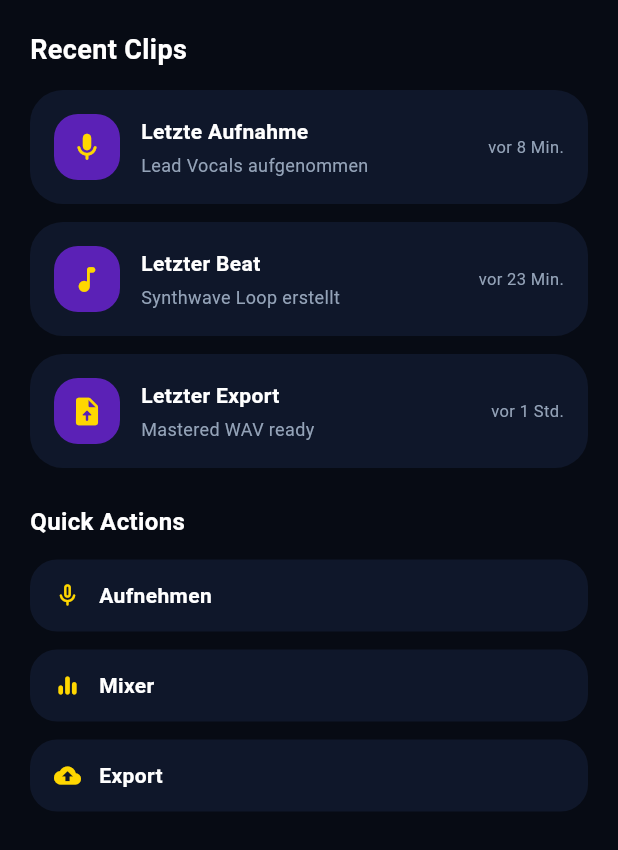
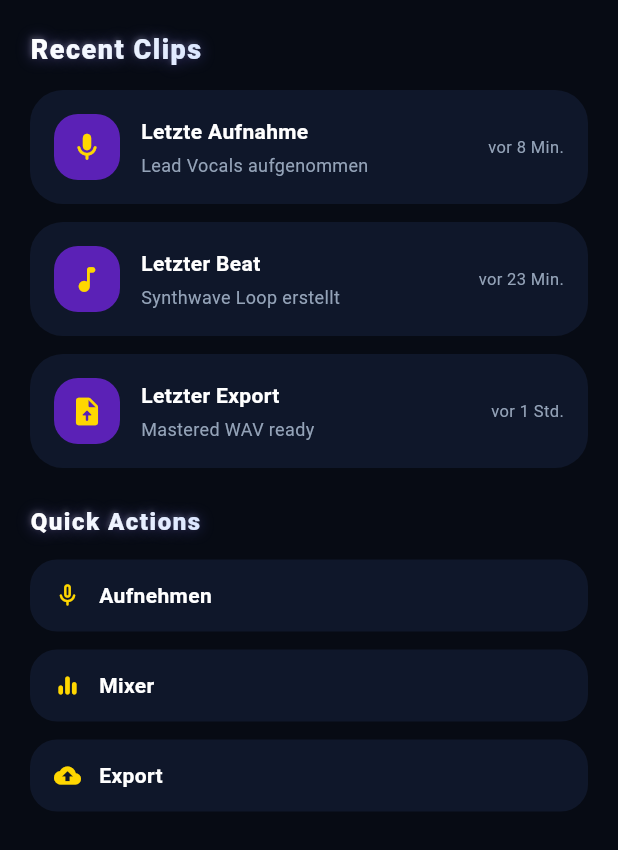
Before and after one commit to larryrichter70-oss/midnight_studio, a Flutter app: the _RightPanel widget shown alone on an empty page, opened directly, on a phone screen of 412 x 824 dp. Shown: the top 850 px of the screen. Run offline on Flutter 3.47's test engine with Material 3 defaults, Android fonts, the phone set to English and light mode, and no system bars; our stand-ins replace shared_preferences; accounts and stored records are empty.

Commit message:
Dashboard branding update

```diff
--- a/lib/features/dashboard/dashboard_page.dart
+++ b/lib/features/dashboard/dashboard_page.dart
@@ -132,17 +132,33 @@ class _Sidebar extends StatelessWidget {
                     fit: BoxFit.contain,
                   ),
                 ),
-                const SizedBox(height: 14),
+                const SizedBox(height: 18),
+
                 const _GoldMetalText(
                   'MIDNIGHT',
-                  fontSize: 22,
+                  fontSize: 24,
                 ),
-                const Text(
-                  'Studio',
+
+                SizedBox(height: 4),
+
+                Text(
+                  'STUDIO',
                   style: TextStyle(
-                    color: AppColors.textSecondary,
-                    fontSize: 14,
-                    letterSpacing: 1.2,
+                    color: Color(0xFFE8EDF7),
+                    fontSize: 15,
+                    fontWeight: FontWeight.w700,
+                    letterSpacing: 4,
+                  ),
+                ),
+
+                SizedBox(height: 10),
+
+                Text(
+                  'Creative Music Production',
+                  style: TextStyle(
+                    color: Color(0xFF9EA8C8),
+                    fontSize: 11,
+                    letterSpacing: 1.3,
                   ),
                 ),
               ],
@@ -176,17 +192,58 @@ class _NavItem extends StatelessWidget {
   @override
   Widget build(BuildContext context) {
     return Padding(
-      padding: const EdgeInsets.only(bottom: 14),
+      padding: const EdgeInsets.only(bottom: 18),
       child: Row(
         children: [
-          Icon(icon, size: 22, color: isActive ? AppColors.gold : AppColors.textSecondary),
+          Container(
+            width: 4,
+            height: 28,
+            decoration: BoxDecoration(
+              borderRadius: BorderRadius.circular(20),
+              gradient: isActive
+                  ? const LinearGradient(
+                      colors: [
+                        Color(0xFF63E7FF),
+                        Color(0xFF8A78FF),
+                        Color(0xFFFF7CE6),
+                      ],
+                    )
+                  : null,
+            ),
+          ),
+
+          const SizedBox(width: 12),
+
+          Icon(
+            icon,
+            size: 22,
+            color: isActive
+                ? const Color(0xFFE8EDF7)
+                : const Color(0xFF7E86A8),
+          ),
+
           const SizedBox(width: 14),
-          Text(
-            label,
-            style: TextStyle(
-              color: isActive ? AppColors.textPrimary : AppColors.textSecondary,
-              fontSize: 15,
-              fontWeight: isActive ? FontWeight.w700 : FontWeight.w500,
+
+          Expanded(
+            child: Text(
+              label,
+              style: TextStyle(
+                color: isActive
+                    ? const Color(0xFFE8EDF7)
+                    : const Color(0xFF9EA8C8),
+                fontSize: 15,
+                fontWeight:
+                    isActive ? FontWeight.w700 : FontWeight.w500,
+                letterSpacing: 0.8,
+                shadows: isActive
+                    ? const [
+                        Shadow(
+                          color: Color(0x668A78FF),
+                          blurRadius: 10,
+                        ),
+                      ]
+                    : null,
+              ),
             ),
           ),
         ],
@@ -469,13 +526,9 @@ class _RightPanel extends StatelessWidget {
         child: Column(
           crossAxisAlignment: CrossAxisAlignment.stretch,
           children: [
-            const Text(
+            const _SilverMetalText(
               'Recent Clips',
-              style: TextStyle(
-                color: AppColors.textPrimary,
-                fontSize: 18,
-                fontWeight: FontWeight.bold,
-              ),
+              fontSize: 18,
             ),
             const SizedBox(height: 14),
             const _RecentCard(
@@ -499,13 +552,9 @@ class _RightPanel extends StatelessWidget {
               timestamp: 'vor 1 Std.',
             ),
             const SizedBox(height: 24),
-            const Text(
+            const _SilverMetalText(
               'Quick Actions',
-              style: TextStyle(
-                color: AppColors.textPrimary,
-                fontSize: 16,
-                fontWeight: FontWeight.bold,
-              ),
+              fontSize: 16,
             ),
             const SizedBox(height: 14),
             _QuickActionButton(icon: Icons.mic_none_rounded, label: 'Aufnehmen'),
@@ -872,6 +921,54 @@ class _GoldMetalText extends StatelessWidget {
     );
   }
 }
+
+class _SilverMetalText extends StatelessWidget {
+  final String text;
+  final double fontSize;
+
+  const _SilverMetalText(
+    this.text, {
+    required this.fontSize,
+  });
+
+  @override
+  Widget build(BuildContext context) {
+    return ShaderMask(
+      shaderCallback: (bounds) {
+        return const LinearGradient(
+          begin: Alignment.topLeft,
+          end: Alignment.bottomRight,
+          colors: [
+            Color(0xFFFFFFFF),
+            Color(0xFFD9E5FF),
+            Color(0xFFB8C4E8),
+            Color(0xFF8A78FF),
+          ],
+        ).createShader(bounds);
+      },
+      child: Text(
+        text,
+        style: TextStyle(
+          color: Colors.white,
+          fontSize: fontSize,
+          fontWeight: FontWeight.w800,
+          letterSpacing: 1.0,
+          shadows: const [
+            Shadow(
+              color: Color(0x668A78FF),
+              blurRadius: 12,
+            ),
+            Shadow(
+              color: Color(0x33FFFFFF),
+              blurRadius: 4,
+              offset: Offset(-1, -1),
+            ),
+          ],
+        ),
+      ),
+    );
+  }
+}
 final MusicProject _demoProject = MusicProject(
   id: 'demo-001',
   title: 'Night Pulse',
```
